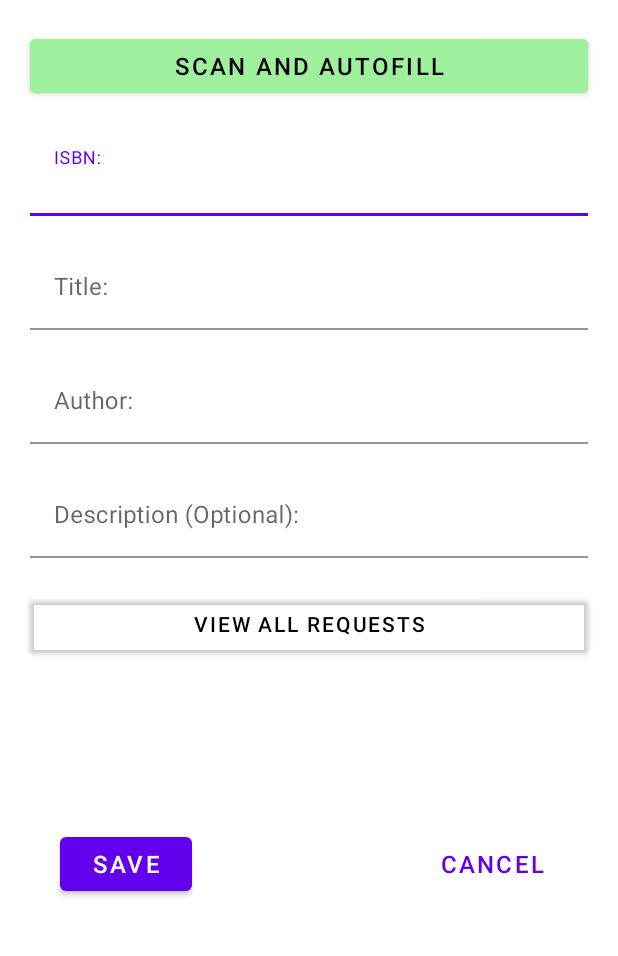
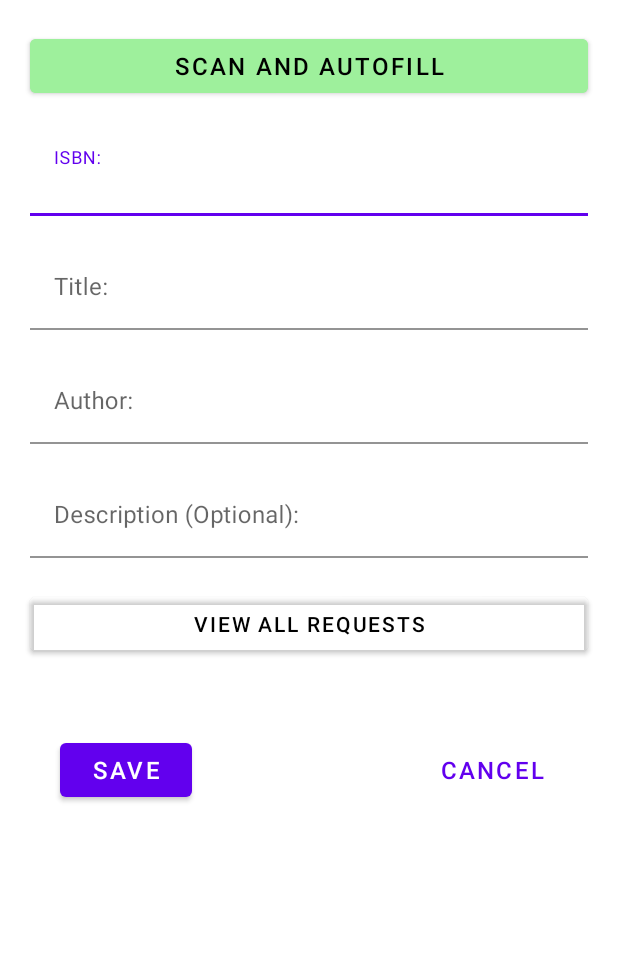
Before and after one commit to CMPUT301F20T21/Book_Friends, an Android app: the AddEditActivity screen opened directly, with no data from a screen before it, on a phone screen of 412 x 824 dp, the part 276-1232 px from its top. Run offline under Robolectric (Android 15) with nearby library versions, the light colour scheme and no system bars.

Commit message:
Made the layout scrollable. Altered code according to suggestion.

```diff
--- a/app/src/main/java/com/cmput301f20t21/bookfriends/ui/add/AddEditActivity.java
+++ b/app/src/main/java/com/cmput301f20t21/bookfriends/ui/add/AddEditActivity.java
@@ -82,8 +82,7 @@ public class AddEditActivity extends AppCompatActivity {
      * when cancel button is clicked, go back to the home screen
      */
     public void backToHome() {
-        Intent intent = new Intent(this, MainActivity.class);
-        startActivity(intent);
+        finish();
     }
 
     /**
@@ -114,8 +113,7 @@ public class AddEditActivity extends AppCompatActivity {
             authorTextView.setText(author);
 
             // eventually, we will go back to home screen after saving all information
-            Intent intent = new Intent(this, MainActivity.class);
-            startActivity(intent);
+            finish();
         }
     }
 
--- a/app/src/main/res/layout/add_edit_activity.xml
+++ b/app/src/main/res/layout/add_edit_activity.xml
@@ -1,6 +1,9 @@
 <?xml version="1.0" encoding="utf-8"?>
-<androidx.constraintlayout.widget.ConstraintLayout xmlns:android="http://schemas.android.com/apk/res/android"
+<ScrollView xmlns:android="http://schemas.android.com/apk/res/android"
     xmlns:app="http://schemas.android.com/apk/res-auto"
+    android:layout_width="match_parent"
+    android:layout_height="match_parent">
+    <androidx.constraintlayout.widget.ConstraintLayout
         xmlns:tools="http://schemas.android.com/tools"
         android:layout_width="match_parent"
         android:layout_height="match_parent">
@@ -82,11 +85,13 @@
             android:layout_height="wrap_content"
             android:layout_marginStart="40dp"
             android:layout_marginLeft="40dp"
+            android:layout_marginTop="49dp"
             android:layout_marginBottom="40dp"
             android:text="Save"
             android:textSize="16dp"
             app:layout_constraintBottom_toBottomOf="parent"
-        app:layout_constraintStart_toStartOf="parent">
+            app:layout_constraintStart_toStartOf="parent"
+            app:layout_constraintTop_toBottomOf="@+id/view_request_button">
 
         </com.google.android.material.button.MaterialButton>
 
@@ -108,9 +113,10 @@
             app:layout_constraintStart_toStartOf="parent"
             app:layout_constraintTop_toBottomOf="@+id/scanner_button">
             <com.google.android.material.textfield.TextInputEditText
+                android:singleLine="true"
                 android:layout_width="match_parent"
                 android:layout_height="wrap_content"
-            android:hint="ISBN:" />
+                android:hint="@string/string_isbn" />
         </com.google.android.material.textfield.TextInputLayout>
 
 
@@ -132,9 +138,10 @@
             app:layout_constraintStart_toStartOf="parent"
             app:layout_constraintTop_toBottomOf="@+id/ISBN_layout">
             <com.google.android.material.textfield.TextInputEditText
+                android:singleLine="true"
                 android:layout_width="match_parent"
                 android:layout_height="wrap_content"
-            android:hint="Title:"/>
+                android:hint="@string/string_title"/>
 
         </com.google.android.material.textfield.TextInputLayout>
 
@@ -156,9 +163,10 @@
             app:layout_constraintStart_toStartOf="parent"
             app:layout_constraintTop_toBottomOf="@+id/title_layout">
             <com.google.android.material.textfield.TextInputEditText
+                android:singleLine="true"
                 android:layout_width="match_parent"
                 android:layout_height="wrap_content"
-            android:hint="Author:"/>
+                android:hint="@string/string_author"/>
 
         </com.google.android.material.textfield.TextInputLayout>
 
@@ -182,25 +190,25 @@
             <com.google.android.material.textfield.TextInputEditText
                 android:layout_width="match_parent"
                 android:layout_height="wrap_content"
-            android:hint="Description (Optional):"/>
+                android:hint="@string/string_description"/>
 
         </com.google.android.material.textfield.TextInputLayout>
 
         <com.google.android.material.button.MaterialButton
             android:id="@+id/view_request_button"
             android:layout_width="match_parent"
-        android:textColor="@android:color/black"
-        android:backgroundTint="@android:color/transparent"
             android:layout_height="wrap_content"
             android:layout_marginStart="20dp"
             android:layout_marginLeft="20dp"
             android:layout_marginTop="20dp"
             android:layout_marginEnd="20dp"
             android:layout_marginRight="20dp"
+            android:backgroundTint="@android:color/transparent"
+            android:text="View all Requests"
+            android:textColor="@android:color/black"
             app:layout_constraintEnd_toEndOf="parent"
             app:layout_constraintStart_toStartOf="parent"
-        app:layout_constraintTop_toBottomOf="@+id/description_layout"
-        android:text="View all Requests">
+            app:layout_constraintTop_toBottomOf="@+id/description_layout">
 
         </com.google.android.material.button.MaterialButton>
 
@@ -209,14 +217,17 @@
             style="@style/Widget.MaterialComponents.Button.TextButton"
             android:layout_width="wrap_content"
             android:layout_height="wrap_content"
+            android:layout_marginTop="49dp"
             android:layout_marginEnd="40dp"
             android:layout_marginRight="40dp"
             android:layout_marginBottom="40dp"
             android:text="Cancel"
             android:textSize="16dp"
             app:layout_constraintBottom_toBottomOf="parent"
-        app:layout_constraintEnd_toEndOf="parent">
+            app:layout_constraintEnd_toEndOf="parent"
+            app:layout_constraintTop_toBottomOf="@+id/view_request_button">
 
         </com.google.android.material.button.MaterialButton>
 
     </androidx.constraintlayout.widget.ConstraintLayout>
+</ScrollView>
--- a/app/src/main/res/values/strings.xml
+++ b/app/src/main/res/values/strings.xml
@@ -12,4 +12,8 @@
     <string name="string_login">Login</string>
     <string name="string_username">Username</string>
     <string name="string_password">Password</string>
+    <string name="string_isbn">ISBN:</string>
+    <string name="string_title">Title:</string>
+    <string name="string_author">Author:</string>
+    <string name="string_description">Description (Optional):</string>
 </resources>
```
Lines whose indentation alone changed are shown as unchanged.
